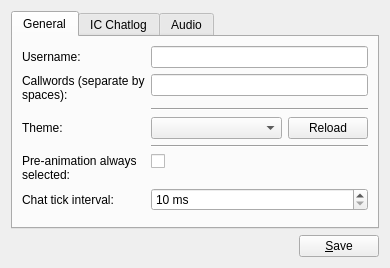
This is res/ui/config_panel.ui in Chrezm/DRO-Client as Qt 5 draws it before an edit. The edited form follows.
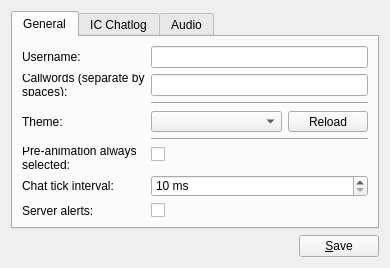
This is the edited form. The open tabs and pages were chosen to show the change.

Commit message: Add server alerts widget

Diff of the .ui file:
```diff
--- a/res/ui/config_panel.ui
+++ b/res/ui/config_panel.ui
@@ -163,6 +163,20 @@
        <item row="1" column="1">
         <widget class="QLineEdit" name="callwords"/>
        </item>
+       <item row="7" column="0">
+        <widget class="QLabel" name="server_alerts_label">
+         <property name="text">
+          <string>Server alerts:</string>
+         </property>
+        </widget>
+       </item>
+       <item row="7" column="1">
+        <widget class="QCheckBox" name="server_alerts">
+         <property name="text">
+          <string/>
+         </property>
+        </widget>
+       </item>
       </layout>
      </widget>
      <widget class="QWidget" name="tab_2">
```
Left out of the diff: 2 changed lines with no effect on the pictures. The commit also changes 7 other files.
